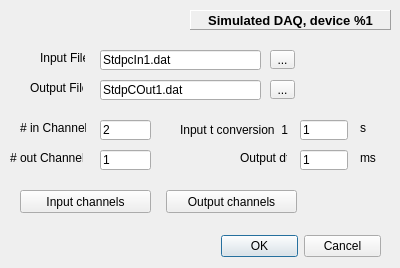
Old version of the form src/gui/SimulDAQDlg.ui in the repository CompEphys-team/stdpc.
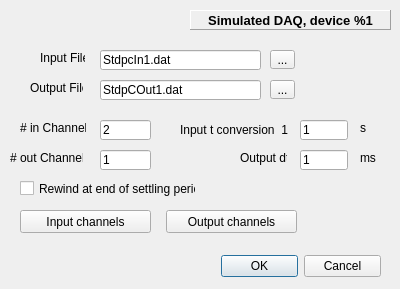
New version of the form.

Commit message: Settling, part 9: SimulDAQ rewind checkbox

What changed in the file:
```diff
--- a/src/gui/SimulDAQDlg.ui
+++ b/src/gui/SimulDAQDlg.ui
@@ -7,7 +7,7 @@
     <x>0</x>
     <y>0</y>
     <width>400</width>
-    <height>268</height>
+    <height>289</height>
    </rect>
   </property>
   <property name="windowTitle">
@@ -17,7 +17,7 @@
    <property name="geometry">
     <rect>
      <x>221</x>
-     <y>230</y>
+     <y>250</y>
      <width>160</width>
      <height>32</height>
     </rect>
@@ -259,7 +259,7 @@
    <property name="geometry">
     <rect>
      <x>166</x>
-     <y>190</y>
+     <y>210</y>
      <width>131</width>
      <height>23</height>
     </rect>
@@ -272,7 +272,7 @@
    <property name="geometry">
     <rect>
      <x>20</x>
-     <y>190</y>
+     <y>210</y>
      <width>131</width>
      <height>23</height>
     </rect>
@@ -307,6 +307,19 @@
     <string>...</string>
    </property>
   </widget>
+  <widget class="QCheckBox" name="cbRewind">
+   <property name="geometry">
+    <rect>
+     <x>20</x>
+     <y>180</y>
+     <width>176</width>
+     <height>17</height>
+    </rect>
+   </property>
+   <property name="text">
+    <string>Rewind at end of settling period</string>
+   </property>
+  </widget>
  </widget>
  <tabstops>
   <tabstop>InputFileE</tabstop>
```
The commit also changes 1 other file.
